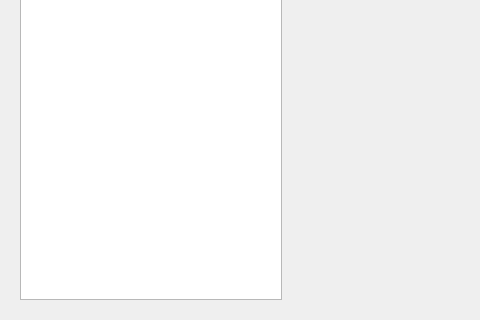
Old version of the form ui_page/page_top_in_class.ui in the repository fengyec2/StudentGradeTracker; both pictures show x 0 to 480 and y 280 to 600 of the 800 by 600 pixel window.
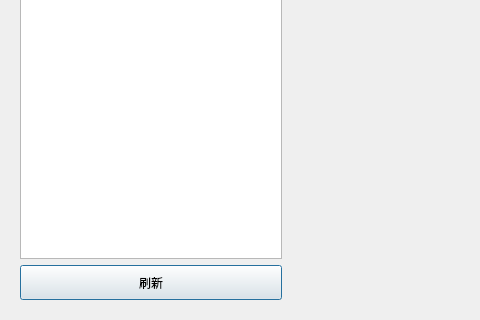
New version of the form. Custom widgets are drawn as their Qt base class.

Commit message: feat: add refresh button to class and grade pages

Diff of the .ui file:
```diff
--- a/ui_page/page_top_in_class.ui
+++ b/ui_page/page_top_in_class.ui
@@ -36,7 +36,33 @@
          </widget>
         </item>
         <item>
-         <widget class="QListView" name="listView">
+         <widget class="QListView" name="listView"/>
+        </item>
+        <item>
+         <widget class="PrimaryPushButton" name="pushButton">
+          <property name="sizePolicy">
+           <sizepolicy hsizetype="Preferred" vsizetype="Fixed">
+            <horstretch>0</horstretch>
+            <verstretch>0</verstretch>
+           </sizepolicy>
+          </property>
+          <property name="minimumSize">
+           <size>
+            <width>0</width>
+            <height>35</height>
+           </size>
+          </property>
+          <property name="font">
+           <font>
+            <family>Microsoft YaHei</family>
+           </font>
+          </property>
+          <property name="text">
+           <string>刷新</string>
+          </property>
+          <property name="default">
+           <bool>true</bool>
+          </property>
          </widget>
         </item>
        </layout>
@@ -90,6 +116,13 @@
    </item>
   </layout>
  </widget>
+ <customwidgets>
+  <customwidget>
+   <class>PrimaryPushButton</class>
+   <extends>QPushButton</extends>
+   <header>qfluentwidgets</header>
+  </customwidget>
+ </customwidgets>
  <resources/>
  <connections/>
 </ui>
```
The commit also changes 5 other files.
